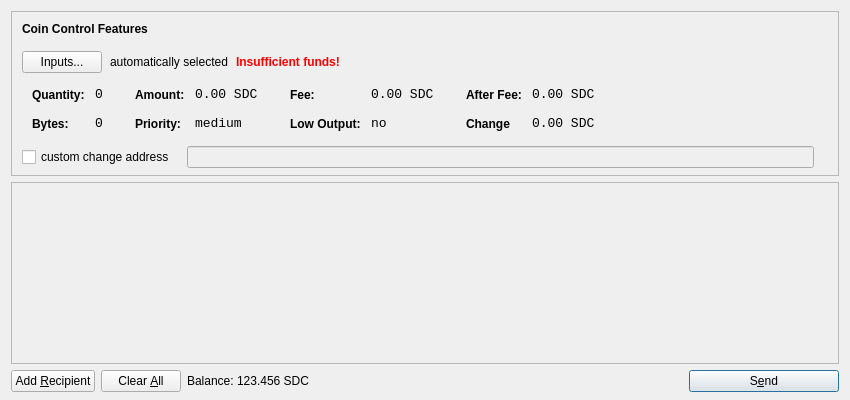
The window that src/qt/forms/sendcoinsdialog.ui (ViorTeam/ViorCoin-Wallet) describes before a commit, drawn with Qt 5.
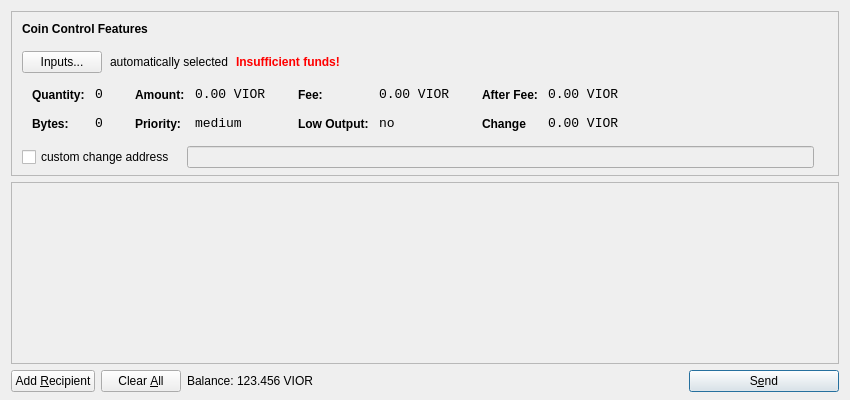
The same window after the commit. Icons and pictures are not drawn.

Commit message: SDC leftover

```diff
--- a/src/qt/forms/sendcoinsdialog.ui
+++ b/src/qt/forms/sendcoinsdialog.ui
@@ -321,7 +321,7 @@
                   <enum>Qt::ActionsContextMenu</enum>
                  </property>
                  <property name="text">
-                  <string>0.00 SDC</string>
+                  <string>0.00 VIOR</string>
                  </property>
                  <property name="textInteractionFlags">
                   <set>Qt::LinksAccessibleByMouse|Qt::TextSelectableByKeyboard|Qt::TextSelectableByMouse</set>
@@ -407,7 +407,7 @@
                   <enum>Qt::ActionsContextMenu</enum>
                  </property>
                  <property name="text">
-                  <string>0.00 SDC</string>
+                  <string>0.00 VIOR</string>
                  </property>
                  <property name="textInteractionFlags">
                   <set>Qt::LinksAccessibleByMouse|Qt::TextSelectableByKeyboard|Qt::TextSelectableByMouse</set>
@@ -493,7 +493,7 @@
                   <enum>Qt::ActionsContextMenu</enum>
                  </property>
                  <property name="text">
-                  <string>0.00 SDC</string>
+                  <string>0.00 VIOR</string>
                  </property>
                  <property name="textInteractionFlags">
                   <set>Qt::LinksAccessibleByMouse|Qt::TextSelectableByKeyboard|Qt::TextSelectableByMouse</set>
@@ -525,7 +525,7 @@
                   <enum>Qt::ActionsContextMenu</enum>
                  </property>
                  <property name="text">
-                  <string>0.00 SDC</string>
+                  <string>0.00 VIOR</string>
                  </property>
                  <property name="textInteractionFlags">
                   <set>Qt::LinksAccessibleByMouse|Qt::TextSelectableByKeyboard|Qt::TextSelectableByMouse</set>
@@ -732,7 +732,7 @@
           <cursorShape>IBeamCursor</cursorShape>
          </property>
          <property name="text">
-          <string>123.456 SDC</string>
+          <string>123.456 VIOR</string>
          </property>
          <property name="textInteractionFlags">
           <set>Qt::LinksAccessibleByMouse|Qt::TextSelectableByKeyboard|Qt::TextSelectableByMouse</set>
```
